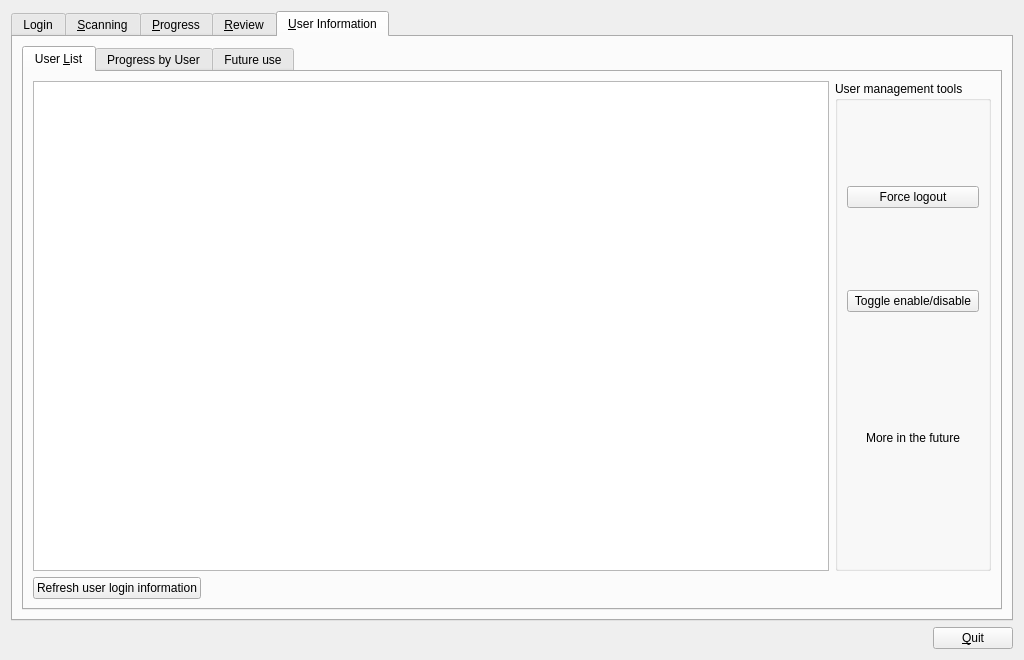
Qt form qtCreatorFiles/ui_manager.ui (plomgrading/plom) before a commit.
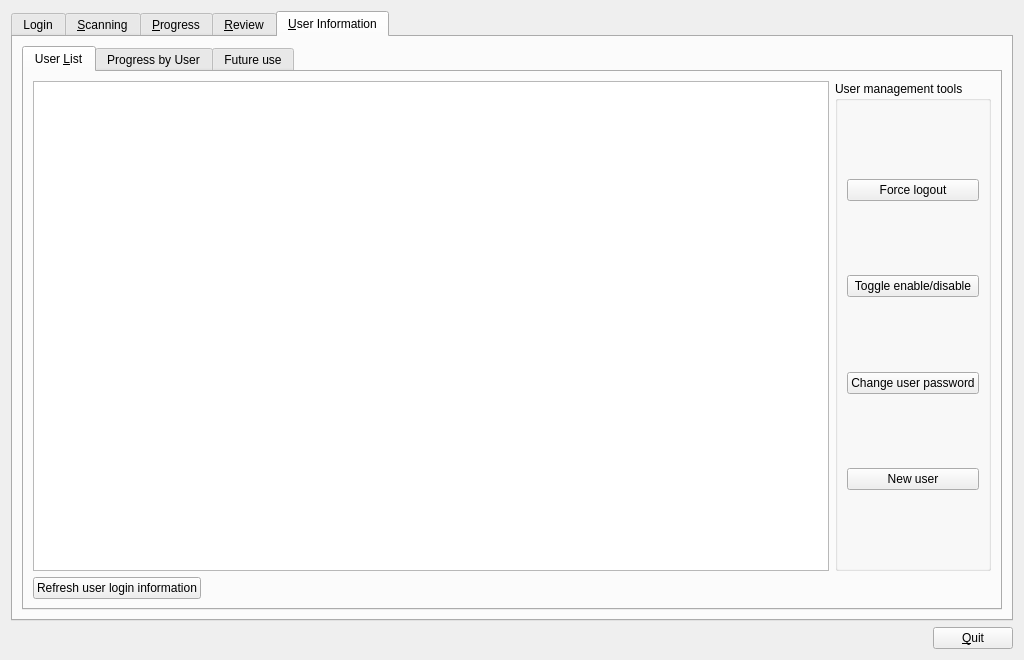
The same form after that commit. The open tabs and pages were chosen to show the change.

Commit message: User pwdchange + create now works.

Patch:
```diff
--- a/qtCreatorFiles/ui_manager.ui
+++ b/qtCreatorFiles/ui_manager.ui
@@ -1181,18 +1181,35 @@
                   <property name="sizeHint" stdset="0">
                    <size>
                     <width>20</width>
-                    <height>113</height>
+                    <height>40</height>
                    </size>
                   </property>
                  </spacer>
                 </item>
                 <item>
-                 <widget class="QLabel" name="label_10">
+                 <widget class="QPushButton" name="changePassB">
                   <property name="text">
-                   <string>More in the future</string>
+                   <string>Change user password</string>
                   </property>
-                  <property name="alignment">
-                   <set>Qt::AlignCenter</set>
+                 </widget>
+                </item>
+                <item>
+                 <spacer name="verticalSpacer_7">
+                  <property name="orientation">
+                   <enum>Qt::Vertical</enum>
+                  </property>
+                  <property name="sizeHint" stdset="0">
+                   <size>
+                    <width>20</width>
+                    <height>40</height>
+                   </size>
+                  </property>
+                 </spacer>
+                </item>
+                <item>
+                 <widget class="QPushButton" name="newUserB">
+                  <property name="text">
+                   <string>New user</string>
                   </property>
                  </widget>
                 </item>
@@ -1204,7 +1221,7 @@
                   <property name="sizeHint" stdset="0">
                    <size>
                     <width>20</width>
-                    <height>114</height>
+                    <height>40</height>
                    </size>
                   </property>
                  </spacer>
```
The commit also changes 6 other files.
